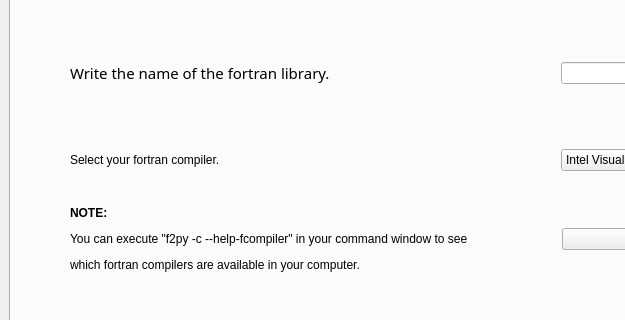
Above: fparser_GUI/GUI.ui from mramagu/Fortran-to-Python-Wrapper before the change; both pictures show x 0 to 625 and y 208 to 528 of the 1076 by 782 pixel window. Below: the same form after it.
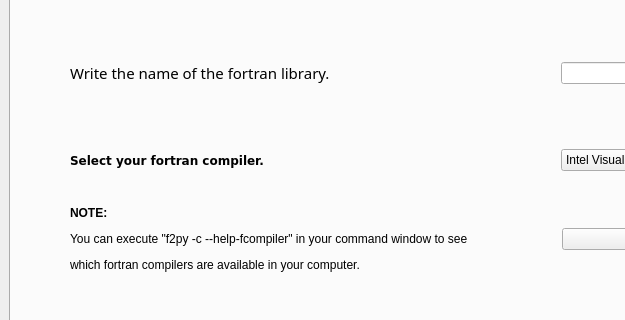
That is the form after the change.

Commit message: font arial

The edit to the form file:
```diff
--- a/fparser_GUI/GUI.ui
+++ b/fparser_GUI/GUI.ui
@@ -526,6 +526,13 @@
            <layout class="QVBoxLayout" name="verticalLayout_19">
             <item>
              <widget class="QLabel" name="label_make_FC">
+              <property name="font">
+               <font>
+                <family>DejaVu Sans</family>
+                <weight>75</weight>
+                <bold>true</bold>
+               </font>
+              </property>
               <property name="text">
                <string>Select your fortran compiler.</string>
               </property>
```
